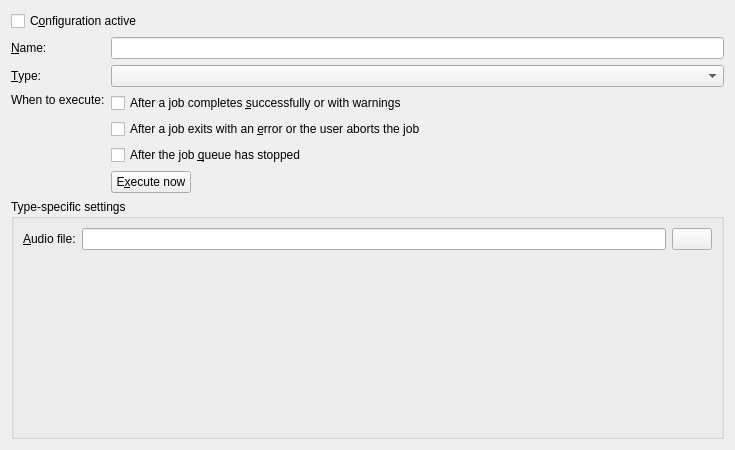
This is src/mkvtoolnix-gui/forms/main_window/prefs_run_program_widget.ui in jpsdr/MKVToolnix-Windows-7 as Qt 5 draws it before an edit. The edited form follows.
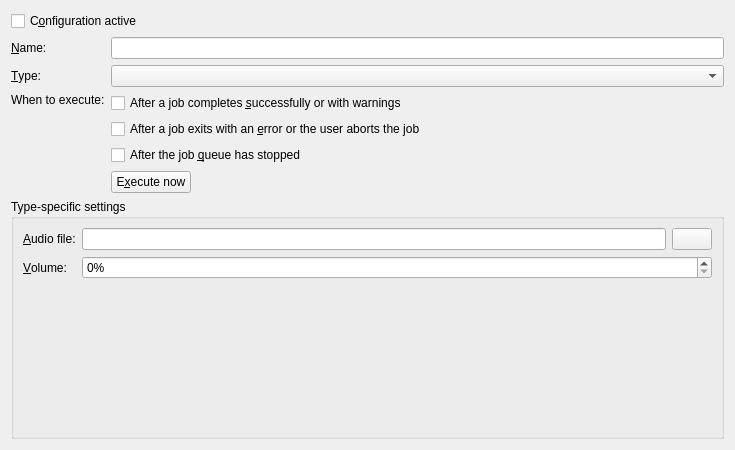
This is the edited form. The open tabs and pages were chosen to show the change. Icons and pictures are not drawn.

Commit message: GUI: run programs: allow audio volume to be configured

The edit to the form file:
```diff
--- a/src/mkvtoolnix-gui/forms/main_window/prefs_run_program_widget.ui
+++ b/src/mkvtoolnix-gui/forms/main_window/prefs_run_program_widget.ui
@@ -230,8 +230,8 @@
         <widget class="QWidget" name="playAudioFileTypePage">
          <layout class="QVBoxLayout" name="verticalLayout_5">
           <item>
-           <layout class="QHBoxLayout" name="horizontalLayout_2">
-            <item>
+           <layout class="QGridLayout" name="gridLayout_2">
+            <item row="0" column="0">
              <widget class="QLabel" name="label_3">
               <property name="text">
                <string>&amp;Audio file:</string>
@@ -241,6 +241,8 @@
               </property>
              </widget>
             </item>
+            <item row="0" column="1">
+             <layout class="QHBoxLayout" name="horizontalLayout_2">
             <item>
              <widget class="QLineEdit" name="leAudioFile"/>
             </item>
@@ -252,6 +254,28 @@
               <property name="icon">
                <iconset resource="../../qt_resources.qrc">
                 <normaloff>:/icons/16x16/document-open.png</normaloff>:/icons/16x16/document-open.png</iconset>
+                </property>
+               </widget>
+              </item>
+             </layout>
+            </item>
+            <item row="1" column="0">
+             <widget class="QLabel" name="label_2">
+              <property name="text">
+               <string>&amp;Volume:</string>
+              </property>
+              <property name="buddy">
+               <cstring>sbVolume</cstring>
+              </property>
+             </widget>
+            </item>
+            <item row="1" column="1">
+             <widget class="QSpinBox" name="sbVolume">
+              <property name="suffix">
+               <string notr="true">%</string>
+              </property>
+              <property name="maximum">
+               <number>100</number>
               </property>
              </widget>
             </item>
```
Left out of the diff: 4 changed lines with no effect on the pictures. Lines whose indentation alone changed are shown as unchanged. The commit also changes 3 other files.
